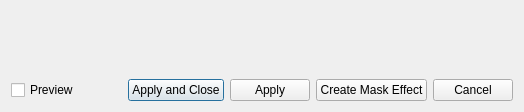
The window that krita/ui/forms/wdgfilterdialog.ui (KDE/krita) describes before a commit, drawn with Qt 5.
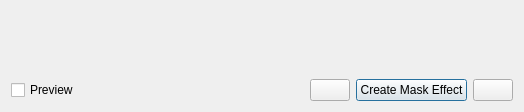
The same window after the commit. Custom widgets are drawn as their Qt base class.

Commit message: use ok instead of apply and close, remove apply in filter dialog BUG:273905

```diff
--- a/krita/ui/forms/wdgfilterdialog.ui
+++ b/krita/ui/forms/wdgfilterdialog.ui
@@ -14,7 +14,7 @@
    <string>Dialog</string>
   </property>
   <layout class="QGridLayout">
-   <item row="0" column="0" colspan="6">
+   <item row="0" column="0" colspan="5">
     <widget class="KisFilterSelectorWidget" name="filterSelection" native="true">
      <property name="sizePolicy">
       <sizepolicy hsizetype="MinimumExpanding" vsizetype="MinimumExpanding">
@@ -37,24 +37,7 @@
      </property>
     </spacer>
    </item>
-   <item row="1" column="2">
-    <widget class="QPushButton" name="pushButtonOk">
-     <property name="text">
-      <string>Apply and Close</string>
-     </property>
-     <property name="default">
-      <bool>true</bool>
-     </property>
-    </widget>
-   </item>
    <item row="1" column="3">
-    <widget class="QPushButton" name="pushButtonApply">
-     <property name="text">
-      <string>Apply</string>
-     </property>
-    </widget>
-   </item>
-   <item row="1" column="4">
     <widget class="QPushButton" name="pushButtonCreateMaskEffect">
      <property name="enabled">
       <bool>true</bool>
@@ -64,13 +47,6 @@
      </property>
     </widget>
    </item>
-   <item row="1" column="5">
-    <widget class="QPushButton" name="pushButtonCancel">
-     <property name="text">
-      <string>Cancel</string>
-     </property>
-    </widget>
-   </item>
    <item row="1" column="0">
     <widget class="QCheckBox" name="checkBoxPreview">
      <property name="text">
@@ -78,9 +54,20 @@
      </property>
     </widget>
    </item>
+   <item row="1" column="2">
+    <widget class="KPushButton" name="pushButtonOk"/>
+   </item>
+   <item row="1" column="4">
+    <widget class="KPushButton" name="pushButtonCancel"/>
+   </item>
   </layout>
  </widget>
  <customwidgets>
+  <customwidget>
+   <class>KPushButton</class>
+   <extends>QPushButton</extends>
+   <header>kpushbutton.h</header>
+  </customwidget>
   <customwidget>
    <class>KisFilterSelectorWidget</class>
    <extends>QWidget</extends>
```
The commit also changes 1 other file.
